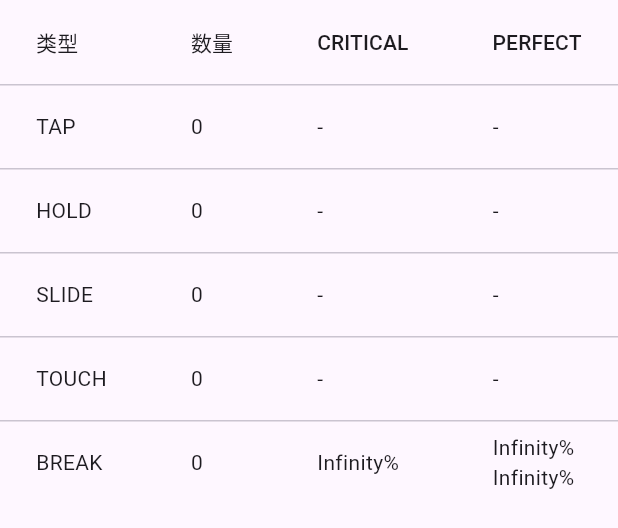
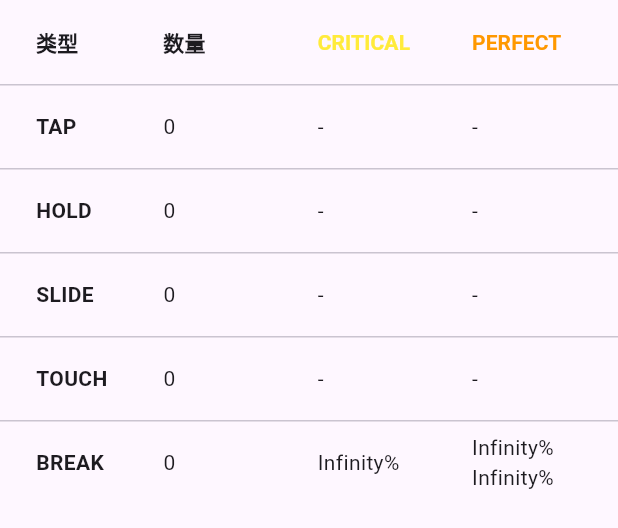
Before and after one commit to watermelon233nori/rank_hub_github_action, a Flutter app: the MaiNoteTable widget shown alone on an empty page, opened directly with empty values, on a phone screen of 412 x 824 dp. Shown: the top 528 px of the screen. Run offline on Flutter 3.47's test engine with Material 3 defaults, Android fonts, the phone set to English and light mode, and no system bars; our stand-ins replace audioplayers, cached_network_image, camera, dio, flutter_secure_storage, hive and 5 more; missing offline and left inert: admonitions, chart_sparkline, image_gallery_saver_plus, opencv_core; accounts and stored records are empty; generated files the repository leaves out were written again; network calls fail.

Commit message:
12.7 commit

```diff
--- a/lib/src/view/maimai/lx_level_view.dart
+++ b/lib/src/view/maimai/lx_level_view.dart
@@ -4,11 +4,19 @@ import 'package:rank_hub/src/model/maimai/song_notes.dart';
 import 'package:rank_hub/src/widget/mai_note_table.dart';
 import 'package:rank_hub/src/widget/mai_rating_table.dart';
 
-class LxMaiLevelView extends StatelessWidget {
+class LxMaiLevelView extends StatefulWidget {
   final SongDifficulty difficulty;
   final String songName;
 
-  const LxMaiLevelView({super.key, required this.difficulty, required this.songName});
+  const LxMaiLevelView(
+      {super.key, required this.difficulty, required this.songName});
+
+  @override
+  State<StatefulWidget> createState() => _LxMaiLevelViewState();
+}
+
+class _LxMaiLevelViewState extends State<LxMaiLevelView> {
+  int noteTableShowMode = 0;
 
   @override
   Widget build(BuildContext context) {
@@ -22,15 +30,35 @@ class LxMaiLevelView extends StatelessWidget {
         child: ListView(
           children: [
             const SizedBox(height: 16),
-            const Text(
-              '物量统计',
-              textAlign: TextAlign.start,
-              style: TextStyle(fontSize: 24, fontWeight: FontWeight.bold),
+            Row(
+              mainAxisAlignment: MainAxisAlignment.spaceBetween,
+              children: [
+                const Text(
+                  '物量统计',
+                  textAlign: TextAlign.start,
+                  style: TextStyle(fontSize: 24, fontWeight: FontWeight.bold),
+                ),
+                DropdownButton(
+                  items: const [
+                    DropdownMenuItem(value: 0, child: Text("0% +")),
+                    DropdownMenuItem(value: 1, child: Text("101% -")),
+                    DropdownMenuItem(value: 2, child: Text("100% -"))
+                  ],
+                  value: noteTableShowMode,
+                  onChanged: (value) {
+                    setState(() {
+                      noteTableShowMode = value ?? 0;
+                    });
+                  },
+                )
+              ],
             ),
             const SizedBox(height: 16),
             SizedBox(
               height: 350, // 替换 Expanded，设置固定高度
-              child: MaiNoteTable(notes: difficulty.notes as SongNotes),
+              child: MaiNoteTable(
+                  notes: widget.difficulty.notes as SongNotes,
+                  calculateMode: noteTableShowMode),
             ),
             const SizedBox(height: 8),
             const Row(
@@ -46,6 +74,8 @@ class LxMaiLevelView extends StatelessWidget {
                 Icon(Icons.arrow_right, size: 16, color: Colors.grey),
               ],
             ),
+            const SizedBox(height: 8),
+            SizedBox(width: double.infinity, child: ElevatedButton(onPressed: () {}, child: Text('分数线计算')),),
             const SizedBox(height: 64),
             const Text(
               'DX Rating 对照表',
@@ -53,7 +83,7 @@ class LxMaiLevelView extends StatelessWidget {
               style: TextStyle(fontSize: 24, fontWeight: FontWeight.bold),
             ),
             const SizedBox(height: 16),
-            MaiRatingTable(level: difficulty.levelValue),
+            MaiRatingTable(level: widget.difficulty.levelValue),
             const SizedBox(height: 64),
             const Row(
               mainAxisAlignment: MainAxisAlignment.center,
--- a/lib/src/widget/mai_note_table.dart
+++ b/lib/src/widget/mai_note_table.dart
@@ -1,10 +1,20 @@
+import 'package:data_table_2/data_table_2.dart';
 import 'package:flutter/material.dart';
 import 'package:rank_hub/src/model/maimai/song_notes.dart';
 
 class MaiNoteTable extends StatelessWidget {
   final SongNotes notes;
+  final int calculateMode;
 
-  const MaiNoteTable({super.key, required this.notes});
+  final Map<String, Color> typeColors = {
+    "CRITICAL": Colors.yellow,
+    "PERFECT": Colors.orange,
+    "GREAT": Colors.purpleAccent,
+    "GOOD": Colors.green,
+    "MISS": Colors.grey,
+  };
+
+  MaiNoteTable({super.key, required this.notes, required this.calculateMode});
 
   // 补正总物量计算
   double calculateTotalWeight() {
@@ -15,81 +25,118 @@ class MaiNoteTable extends StatelessWidget {
         5 * notes.breakCount.toDouble();
   }
 
-  // 转置表格数据
-  Map<String, Map<String, String>> calculateTransposedResults() {
+  Map<String, Map<String, String>> calculateResults() {
     final totalWeight = calculateTotalWeight();
     final x = 1 / totalWeight;
     final y = notes.breakCount > 0 ? 1 / notes.breakCount : 0.0;
 
-    // 定义每种 Note 的公式
-    final Map<String, Map<String, String>> results = {
-      "TAP": {
-        "数量": notes.tap.toString(),
-        "CRITICAL": notes.tap == 0 ? "-" : "${(x * 100).toStringAsFixed(4)}%",
-        "PERFECT": notes.tap == 0 ? "-" : "${(x * 100).toStringAsFixed(4)}%",
-        "GREAT": notes.tap == 0 ? "-" : "${(0.8 * x * 100).toStringAsFixed(4)}%",
-        "GOOD": notes.tap == 0 ? "-" : "${(0.5 * x * 100).toStringAsFixed(4)}%",
-        "MISS": notes.tap == 0 ? "-" : "0.0000%",
-      },
-      "HOLD": {
-        "数量": notes.hold.toString(),
-        "CRITICAL": notes.hold == 0 ? "-" : "${(2 * x * 100).toStringAsFixed(4)}%",
-        "PERFECT": notes.hold == 0 ? "-" : "${(2 * x * 100).toStringAsFixed(4)}%",
-        "GREAT": notes.hold == 0 ? "-" : "${(1.6 * x * 100).toStringAsFixed(4)}%",
-        "GOOD": notes.hold == 0 ? "-" : "${(x * 100).toStringAsFixed(4)}%",
-        "MISS": notes.hold == 0 ? "-" : "0.0000%",
-      },
-      "SLIDE": {
-        "数量": notes.slide.toString(),
-        "CRITICAL": notes.slide == 0 ? "-" : "${(3 * x * 100).toStringAsFixed(4)}%",
-        "PERFECT": notes.slide == 0 ? "-" : "${(3 * x * 100).toStringAsFixed(4)}%",
-        "GREAT": notes.slide == 0 ? "-" : "${(2.4 * x * 100).toStringAsFixed(4)}%",
-        "GOOD": notes.slide == 0 ? "-" : "${(2 * x * 100).toStringAsFixed(4)}%",
-        "MISS": notes.slide == 0 ? "-" : "0.0000%",
-      },
-      "TOUCH": {
-        "数量": notes.touch.toString(),
-        "CRITICAL": notes.touch == 0 ? "-" : "${(x * 100).toStringAsFixed(4)}%",
-        "PERFECT": notes.touch == 0 ? "-" : "${(x * 100).toStringAsFixed(4)}%",
-        "GREAT": notes.touch == 0 ? "-" : "${(0.8 * x * 100).toStringAsFixed(4)}%",
-        "GOOD": notes.touch == 0 ? "-" : "${(x * 100).toStringAsFixed(4)}%",
-        "MISS": notes.touch == 0 ? "-" : "0.0000%",
-      },
+    Map<String, Map<String, String>> generateResults(
+        SongNotes notes, double x, double y, int mode) {
+      Map<String, String> generateEntry(
+          int count, double criticalFactor, double perfectFactor,
+          [double? greatFactor, double? goodFactor]) {
+        double criticalScore = criticalFactor * x * 100;
+        double perfectScore = perfectFactor * x * 100;
+
+        String calculate(double factor) {
+          double value = factor * x * 100;
+          if (mode == 1) {
+            value -= criticalScore;
+          } else if (mode == 2) {
+            value -= perfectScore;
+          }
+          return value.toStringAsFixed(4);
+        }
+
+        return {
+          "数量": count.toString(),
+          "CRITICAL": count == 0 ? "-" : "${calculate(criticalFactor)}%",
+          "PERFECT": count == 0 ? "-" : "${calculate(perfectFactor)}%",
+          "GREAT": count == 0
+              ? "-"
+              : "${calculate(greatFactor ?? perfectFactor * 0.8)}%",
+          "GOOD": count == 0
+              ? "-"
+              : "${calculate(goodFactor ?? perfectFactor * 0.5)}%",
+          "MISS": count == 0 ? "-" : "${calculate(0)}%",
+        };
+      }
+
+      String calculateBreak(double baseFactor, double additionalFactor,
+          {double? perfectBase}) {
+        double criticalScore = 5 * x * 100 + y;
+        double perfectScore = (perfectBase ?? 5) * x * 100 + 0.75 * y;
+        double value = baseFactor * x * 100 + additionalFactor * y;
+
+        if (mode == 1) {
+          value -= criticalScore;
+        } else if (mode == 2) {
+          value -= perfectScore;
+        }
+        return value.toStringAsFixed(4);
+      }
+
+      return {
+        "TAP": generateEntry(notes.tap, 1, 1, 0.8, 0.5),
+        "HOLD": generateEntry(notes.hold, 2, 2, 1.6, 1),
+        "SLIDE": generateEntry(notes.slide, 3, 3, 2.4, 2),
+        "TOUCH": generateEntry(notes.touch, 1, 1, 0.8, 1),
         "BREAK": {
           "数量": notes.breakCount.toString(),
-        "CRITICAL": "${(5 * x * 100 + y).toStringAsFixed(4)}%",
-        "PERFECT":
-            "${(5 * x * 100 + 0.75 * y).toStringAsFixed(4)}%\n${(5 * x * 100 + 0.5 * y).toStringAsFixed(4)}%",
+          "CRITICAL": "${calculateBreak(5, 1)}%",
+          "PERFECT": "${calculateBreak(5, 0.75)}%\n${calculateBreak(5, 0.5)}%",
           "GREAT":
-            "${(4 * x * 100 + 0.4 * y).toStringAsFixed(4)}%\n${(3 * x * 100 + 0.4 * y).toStringAsFixed(4)}%\n${(2.5 * x * 100 + 0.4 * y).toStringAsFixed(4)}%",
-        "GOOD": "${(2 * x * 100 + 0.3 * y).toStringAsFixed(4)}%",
-        "MISS": "0.0000%",
+              "${calculateBreak(4, 0.4)}%\n${calculateBreak(3, 0.4)}%\n${calculateBreak(2.5, 0.4)}%",
+          "GOOD": "${calculateBreak(2, 0.3)}%",
+          "MISS": "${calculateBreak(0, 0)}%",
         },
       };
+    }
 
-    return results;
+    return generateResults(notes, x, y, calculateMode);
   }
 
   @override
   Widget build(BuildContext context) {
-    final results = calculateTransposedResults();
+    final results = calculateResults();
 
-    return SingleChildScrollView(
-        scrollDirection: Axis.horizontal,
-        child: DataTable(
-          dataRowMaxHeight: 56,
+    return SizedBox(
+      height: 600,
+      width: double.infinity,
+      child: DataTable2(
+        columnSpacing: 12,
+        minWidth: 720,
+        dataRowHeight: 56,
+        fixedLeftColumns: 1,
+        isHorizontalScrollBarVisible: false,
+        isVerticalScrollBarVisible: false,
+        headingRowHeight: 56,
         columns: [
-            const DataColumn(label: Text('类型')),
-            ...["数量","CRITICAL", "PERFECT", "GREAT", "GOOD", "MISS"]
-                .map((type) => DataColumn(label: Text(type))),
+          const DataColumn(
+            label: Text(
+              '类型',
+              style: TextStyle(fontWeight: FontWeight.bold),
+            ),
+          ),
+          ...["数量", "CRITICAL", "PERFECT", "GREAT", "GOOD", "MISS"]
+              .map((type) => DataColumn(
+                    label: Text(
+                      type,
+                      style: TextStyle(
+                          fontWeight: FontWeight.bold, color: typeColors[type]),
+                    ),
+                  )),
         ],
         rows: results.entries.map((entry) {
           final noteType = entry.key;
           final values = entry.value;
 
           return DataRow(cells: [
-              DataCell(Text(noteType)),
-              ...["数量","CRITICAL", "PERFECT", "GREAT", "GOOD", "MISS"]
+            DataCell(Text(
+              noteType,
+              style: const TextStyle(fontWeight: FontWeight.bold),
+            )),
+            ...["数量", "CRITICAL", "PERFECT", "GREAT", "GOOD", "MISS"]
                 .map((type) => DataCell(Text(values[type]!))),
           ]);
         }).toList(),
--- a/pubspec.yaml
+++ b/pubspec.yaml
@@ -16,6 +16,7 @@ dependencies:
   cached_network_image: ^3.4.1
   camera: ^0.11.0+2
   chart_sparkline: ^1.1.1
+  data_table_2: ^2.5.16
   dio: ^5.7.0
   dio_smart_retry: ^6.0.0
   flutter:
```
Also changed, not shown: pubspec.lock. Lines whose indentation alone changed are shown as unchanged.
